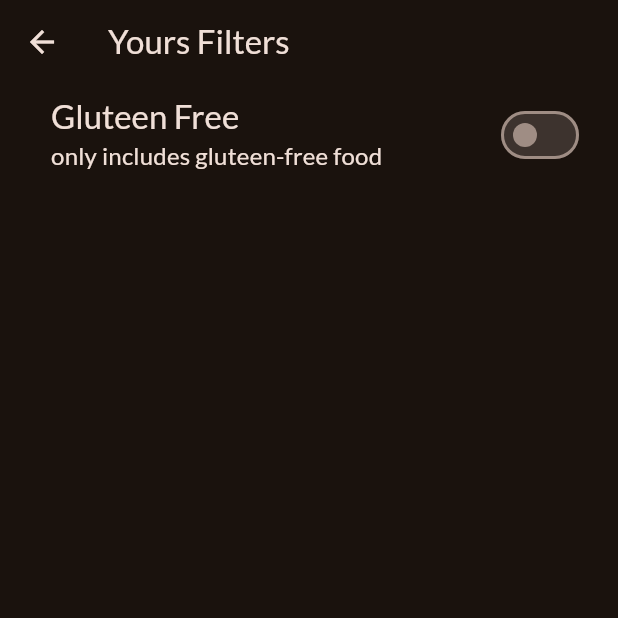
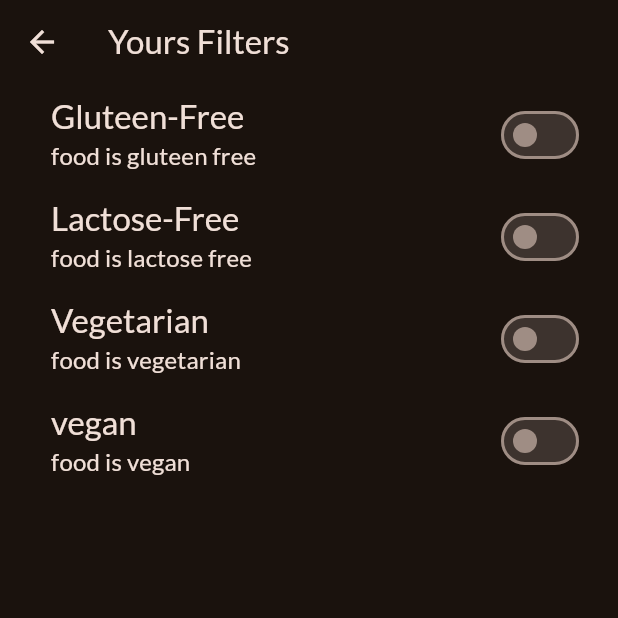
Before and after one commit to azutsavv/meal_app_new, a Flutter app: the FiltersScreen screen opened directly, on a phone screen of 412 x 824 dp, the top half of it. Run offline on Flutter 3.47's test engine with Material 2 defaults, Android fonts, the phone set to English and light mode, and no system bars; our stand-ins replace google_fonts, transparent_image.

Commit message:
filter result saved and passend to parent widget , now working on saving filter and applying them.

```diff
--- a/lib/Screenn/filters.dart
+++ b/lib/Screenn/filters.dart
@@ -1,5 +1,15 @@
 import 'package:flutter/material.dart';
-import 'package:new_meal_app/main.dart';
+import 'package:new_meal_app/widgets/filters_widget.dart';
+// import 'package:new_meal_app/Screenn/main_drawer.dart';
+// import 'package:new_meal_app/Screenn/tabs.dart';
+// import 'package:new_meal_app/main.dart';
+
+enum Filter {
+  gluteenfree,
+  lactosefrree,
+  vegetarian,
+  vegan,
+}
 
 class FiltersScreen extends StatefulWidget {
   const FiltersScreen({super.key});
@@ -10,35 +20,76 @@ class FiltersScreen extends StatefulWidget {
 
 class _FiltersScreenState extends State<FiltersScreen> {
   var _gluteenFilterSet = false;
+  var _lactoseFilterSet = false;
+  var _vegetarianFilterSet = false;
+  var _veganFilterSet = false;
+
   @override
   Widget build(BuildContext context) {
-    return Scaffold(
+    return WillPopScope(
+      onWillPop: () async {
+        Navigator.of(context).pop({
+          Filter.gluteenfree: _gluteenFilterSet,
+          Filter.lactosefrree: _lactoseFilterSet,
+          Filter.vegan: _veganFilterSet,
+          Filter.vegetarian: _vegetarianFilterSet,
+        });
+        return false;
+      },
+      child: Scaffold(
         appBar: AppBar(
           title: const Text("Yours Filters"),
         ),
+        // drawer: mainDrawer(
+        //   onselectscren: (identifier) {
+        //     Navigator.of(context).pop();
+        //     if(identifier=="meals"){
+        //       Navigator.of(context).pushReplacement
+        //       (MaterialPageRoute(builder:(ctx) =>const tabs() ,))
+        //     }
+        //   },
+        // ),
         body: Column(
           children: [
-          SwitchListTile(
-            value: _gluteenFilterSet,
-            onChanged: (isChecked) {
+            filtertype(
+              type: _gluteenFilterSet,
+              onChanged: (newValue) {
                 setState(() {
-                _gluteenFilterSet = isChecked;
+                  _gluteenFilterSet = newValue;
                 });
               },
-            title: Text(
-              "Gluteen Free",
-              style: Theme.of(context).textTheme.titleLarge!.copyWith(
-                    color: Theme.of(context).colorScheme.onBackground,
+              title: "Gluteen-Free",
+              subtitle: "food is gluteen free",
             ),
+            filtertype(
+                type: _lactoseFilterSet,
+                onChanged: (newValue) {
+                setState(() {
+                  _lactoseFilterSet= newValue;
+                });
+              },
+                title: "Lactose-Free",
+                subtitle: "food is lactose free"),
+            filtertype(
+                type: _vegetarianFilterSet,
+                onChanged: (newValue) {
+                setState(() {
+                 _vegetarianFilterSet  = newValue;
+                });
+              },
+                title: "Vegetarian",
+                subtitle: "food is vegetarian"),
+            filtertype(
+                type: _veganFilterSet,
+                onChanged: (newValue) {
+                setState(() {
+                  _veganFilterSet = newValue;
+                });
+              },
+                title: "vegan",
+                subtitle: "food is vegan"),
+          ],
         ),
-            subtitle: Text("only includes gluteen-free food",
-                style: Theme.of(context).textTheme.titleMedium!.copyWith(
-                      color: Theme.of(context).colorScheme.onBackground,
-                    )),
-            activeColor: Theme.of(context).colorScheme.tertiary,
-            contentPadding: const EdgeInsets.only(left: 34, right: 22),
-          ),
-        ],
       ),
     );
   }
--- a/lib/Screenn/main_drawer.dart
+++ b/lib/Screenn/main_drawer.dart
@@ -1,6 +1,4 @@
 import 'package:flutter/material.dart';
-import 'package:new_meal_app/main.dart';
-
 class mainDrawer extends StatelessWidget {
   const mainDrawer({super.key, required this.onselectscren});
 
--- /dev/null
+++ b/lib/widgets/filters_widget.dart
@@ -0,0 +1,44 @@
+import 'package:flutter/material.dart';
+
+class filtertype extends StatefulWidget {
+  filtertype({
+    super.key,
+    required this.type,
+    required this.title,
+    required this.subtitle,
+    this.onChanged,
+  });
+
+  late bool type;
+  final String title;
+  final String subtitle;
+  final ValueChanged<bool>? onChanged;
+  @override
+  State<filtertype> createState() => _filtertypeState();
+}
+
+class _filtertypeState extends State<filtertype> {
+  @override
+  Widget build(BuildContext context) {
+    return SwitchListTile(
+      value: widget.type,
+      onChanged: (isChecked) {
+        if (widget.onChanged != null) {
+          widget.onChanged!(isChecked);
+        }
+      },
+      title: Text(
+        widget.title,
+        style: Theme.of(context).textTheme.titleLarge!.copyWith(
+              color: Theme.of(context).colorScheme.onBackground,
+            ),
+      ),
+      subtitle: Text(widget.subtitle,
+          style: Theme.of(context).textTheme.titleMedium!.copyWith(
+                color: Theme.of(context).colorScheme.onBackground,
+              )),
+      activeColor: Theme.of(context).colorScheme.tertiary,
+      contentPadding: const EdgeInsets.only(left: 34, right: 22),
+    );
+  }
+}
```
Also changed, not shown: lib/Screenn/tabs.dart (+4 -4 lines). Lines whose indentation alone changed are shown as unchanged.
